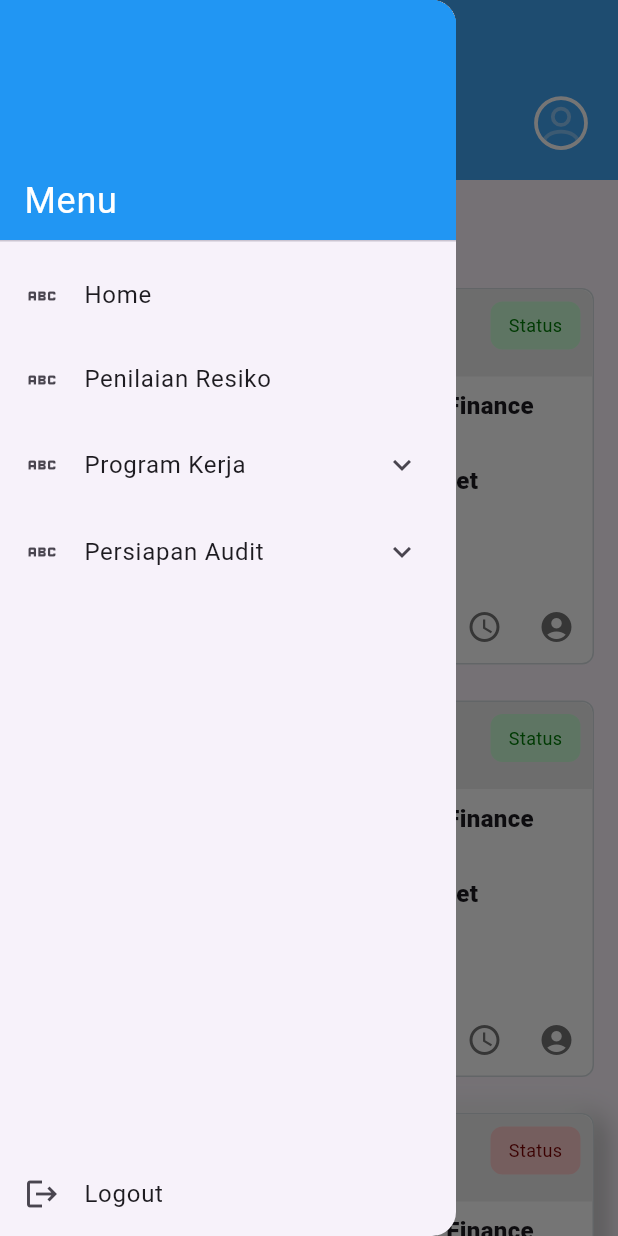
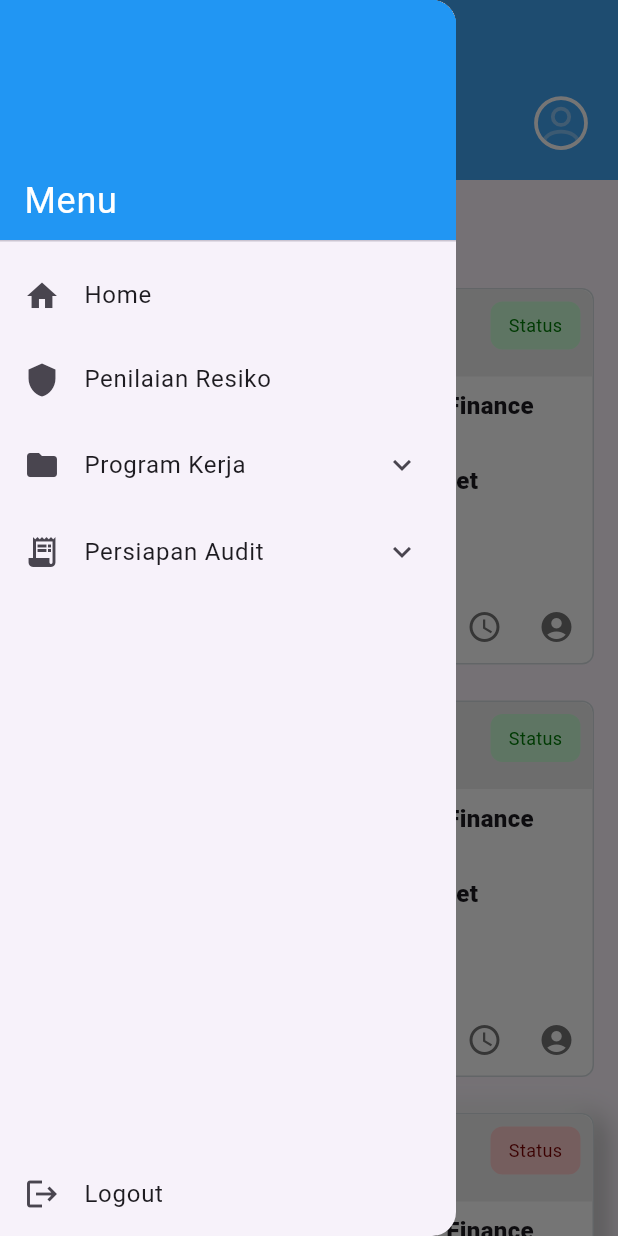
Before and after one commit to Choconut06/AuditApp_magang, a Flutter app: the BiayaPenugasanPage screen opened directly, with the side drawer open, on a phone screen of 412 x 824 dp. Run offline on Flutter 3.47's test engine with Material 3 defaults, Android fonts, the phone set to English and light mode, and no system bars; our stand-ins replace carousel_slider, flutter_svg.

Commit message:
fix drawewr logo

```diff
--- a/lib/model/mainmenu.dart
+++ b/lib/model/mainmenu.dart
@@ -1,10 +1,4 @@
 import 'package:flutter/material.dart';
-import 'package:audit_app_magang/pages/risk_assessment.dart';
-import 'package:audit_app_magang/pages/pkatpage.dart';
-import 'package:audit_app_magang/pages/dokumen_pkatpage.dart';
-import 'package:audit_app_magang/pages/surat_pemberitahuanpage.dart';
-import 'package:audit_app_magang/pages/program__auditpage.dart';
-import 'package:audit_app_magang/pages/biaya_penugasanpage.dart';
 
 class MainMenuModel {
   String name;
--- a/lib/pages/biaya_penugasanpage.dart
+++ b/lib/pages/biaya_penugasanpage.dart
@@ -1029,27 +1029,29 @@ class _BiayaPenugasanPageState extends State<BiayaPenugasanPage> {
             ),
           ),
           ListTile(
-            leading: const Icon(Icons.abc),
+            leading: const Icon(Icons.home),
             title: const Text('Home'),
             onTap: () {
               Navigator.push(
                 context,
-                MaterialPageRoute(builder: (context) => HomePage()),
+                MaterialPageRoute(builder: (context) => const HomePage()),
               );
             },
           ),
           ListTile(
-            leading: const Icon(Icons.abc),
+            leading: const Icon(Icons.shield),
             title: const Text('Penilaian Resiko'),
             onTap: () {
               Navigator.push(
                 context,
-                MaterialPageRoute(builder: (context) => RiskAssessmentPage()),
+                MaterialPageRoute(
+                  builder: (context) => const RiskAssessmentPage(),
+                ),
               );
             },
           ),
           ExpansionTile(
-            leading: const Icon(Icons.abc),
+            leading: const Icon(Icons.folder),
             title: const Text("Program Kerja"),
             children: [
               ListTile(
@@ -1082,7 +1084,7 @@ class _BiayaPenugasanPageState extends State<BiayaPenugasanPage> {
             ],
           ),
           ExpansionTile(
-            leading: const Icon(Icons.abc),
+            leading: const Icon(Icons.receipt_long),
             title: const Text("Persiapan Audit"),
             children: [
               ListTile(
```
Also changed, not shown: lib/pages/homepage.dart (+8 -6 lines), lib/pages/program__auditpage.dart (+9 -7 lines), lib/pages/risk_assessment.dart (+8 -6 lines), lib/pages/surat_pemberitahuanpage.dart (+8 -6 lines).
